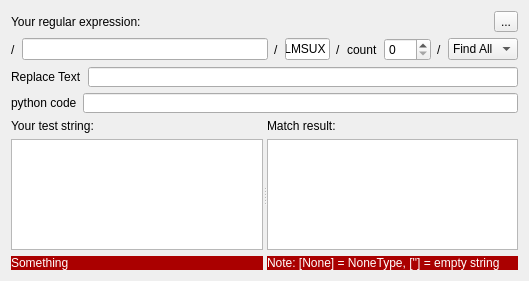
blurstudio/PrEditor, file blurdev/gui/widgets/pyularwidget/ui/pyularwidget.ui: the form before one commit.
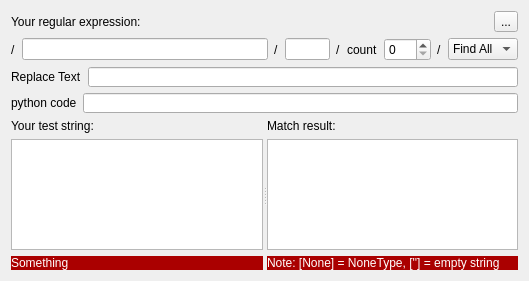
The form after the commit.

Commit message: Removed ILMSUX default from Pyular.

What changed in the file:
```diff
--- a/blurdev/gui/widgets/pyularwidget/ui/pyularwidget.ui
+++ b/blurdev/gui/widgets/pyularwidget/ui/pyularwidget.ui
@@ -63,7 +63,7 @@
         </size>
        </property>
        <property name="text">
-        <string>ILMSUX</string>
+        <string/>
        </property>
       </widget>
      </item>
```
